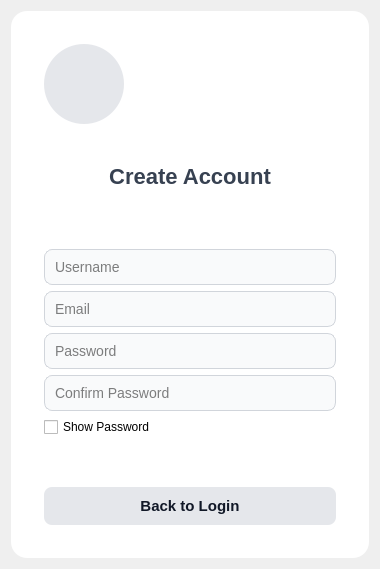
This is Client/signupform.ui in lgy987/IntelliMed as Qt 5 draws it before an edit. The edited form follows.
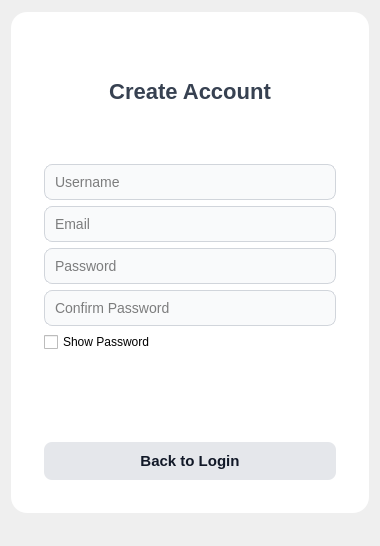
This is the edited form.

Diff of the .ui file:
```diff
--- a/Client/signupform.ui
+++ b/Client/signupform.ui
@@ -7,7 +7,7 @@
     <x>0</x>
     <y>0</y>
     <width>380</width>
-    <height>520</height>
+    <height>546</height>
    </rect>
   </property>
   <property name="windowTitle">
@@ -81,37 +81,7 @@
         }
       </string>
      </property>
-
-     <layout class="QVBoxLayout" name="formLayout" stretch="0,0,0,0,0">
-
-      <!-- Avatar -->
-      <item>
-       <widget class="QLabel" name="avatarLabel">
-        <property name="minimumSize">
-         <size>
-          <width>80</width>
-          <height>80</height>
-         </size>
-        </property>
-        <property name="maximumSize">
-         <size>
-          <width>80</width>
-          <height>80</height>
-         </size>
-        </property>
-        <property name="alignment">
-         <set>Qt::AlignCenter</set>
-        </property>
-        <property name="styleSheet">
-         <string notr="true">
-            background: #e5e7eb;
-            border-radius: 40px;
-         </string>
-        </property>
-       </widget>
-      </item>
-
-      <!-- Title -->
+     <layout class="QVBoxLayout" name="formLayout" stretch="0,0,0,0,0,0,0,0,0">
       <item>
        <widget class="QLabel" name="titleLabel">
         <property name="styleSheet">
@@ -129,12 +99,6 @@
       <!-- WarningLabel -->
       <item>
        <widget class="QLabel" name="warningLabel">
-        <property name="text">
-         <string></string>
-        </property>
-        <property name="alignment">
-         <set>Qt::AlignLeft | Qt::AlignVCenter</set>
-        </property>
         <property name="styleSheet">
          <string notr="true">
             color: red;
@@ -196,8 +160,25 @@
         </property>
        </widget>
       </item>
-
-      <!-- Buttons -->
+      <item>
+       <widget class="QLabel" name="emptyLabel">
+        <property name="styleSheet">
+         <string notr="true">
+            margin: 0px;
+            margin-bottom: 20px;
+            padding: 0px;
+            color: #3b82f6;
+            font-size: 12px;
+           </string>
+        </property>
+        <property name="text">
+         <string/>
+        </property>
+        <property name="alignment">
+         <set>Qt::AlignmentFlag::AlignRight</set>
+        </property>
+       </widget>
+      </item>
       <item>
        <widget class="QPushButton" name="signUpButton">
         <property name="text">
```
Left out of the diff: 30 changed lines with no effect on the pictures.
